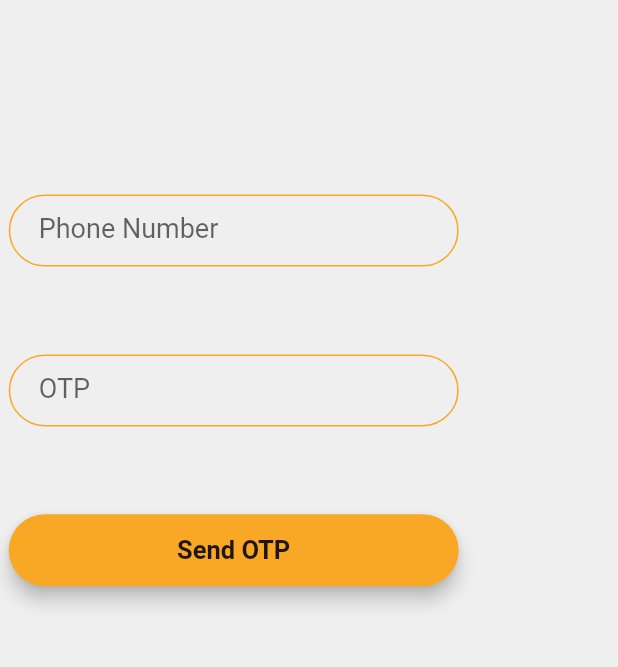
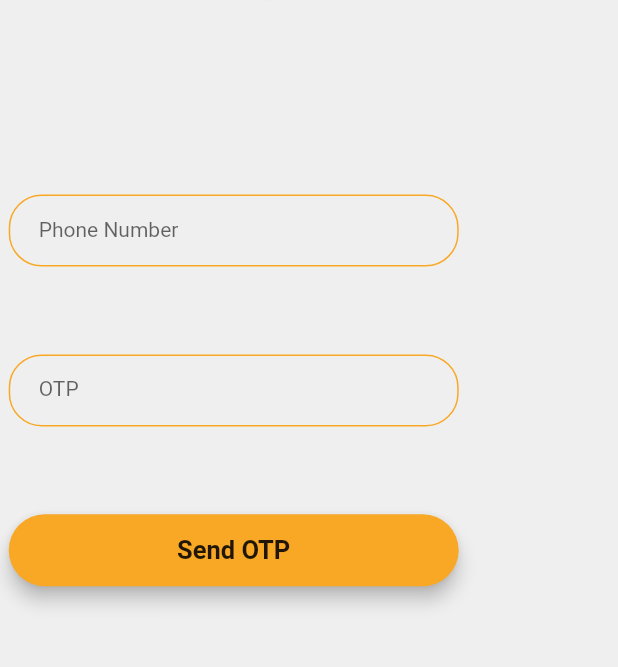
Before and after one commit to gokulr488/fleezy-web, a Flutter app: the screen it shows after launch, on a phone screen of 412 x 824 dp, the part 562-1229 px from its top. Run offline on Flutter 3.47's test engine with Material 2 defaults, Android fonts, the phone set to English and light mode, and no system bars; our stand-ins replace cloud_firestore, dropdown_search, file_picker, firebase_auth, firebase_core, firebase_storage and 2 more; accounts and stored records are empty; Roboto replaces fonts that are missing (Laila).

Commit message:
deps updated UI font and size updated validations added double to int conversions added where necessary

```diff
--- a/lib/Common/UiConstants.dart
+++ b/lib/Common/UiConstants.dart
@@ -23,18 +23,18 @@ const Duration kAnimDuraction = Duration(milliseconds: 350);
 const Cubic kAnimCurve = Curves.easeOut;
 
 const InputDecoration kTextFieldDecoration = InputDecoration(
-  labelStyle: TextStyle(fontSize: 18),
+  labelStyle: TextStyle(fontSize: 14),
   contentPadding: EdgeInsets.symmetric(vertical: 10, horizontal: 20),
   border: OutlineInputBorder(
-    borderRadius: BorderRadius.all(Radius.circular(25)),
+    borderRadius: BorderRadius.all(Radius.circular(22)),
   ),
   enabledBorder: OutlineInputBorder(
     borderSide: BorderSide(color: kHighlightColour),
-    borderRadius: BorderRadius.all(Radius.circular(25)),
+    borderRadius: BorderRadius.all(Radius.circular(22)),
   ),
   focusedBorder: OutlineInputBorder(
     borderSide: BorderSide(color: Color(0xFFd84315), width: 2),
-    borderRadius: BorderRadius.all(Radius.circular(25)),
+    borderRadius: BorderRadius.all(Radius.circular(22)),
   ),
 );
 
--- a/lib/Components/DatePicker.dart
+++ b/lib/Components/DatePicker.dart
@@ -15,7 +15,7 @@ class DatePicker extends StatelessWidget {
         if (label != null)
           Text(label!,
               style:
-                  const TextStyle(fontSize: 16, fontWeight: FontWeight.bold)),
+                  const TextStyle(fontSize: 14, fontWeight: FontWeight.bold)),
         BaseCard(
           cardChild: Container(
             padding: const EdgeInsets.symmetric(horizontal: 30),
@@ -23,7 +23,7 @@ class DatePicker extends StatelessWidget {
             child: Row(
               mainAxisAlignment: MainAxisAlignment.spaceBetween,
               children: [
-                Text(text, style: const TextStyle(fontSize: 20)),
+                Text(text, style: const TextStyle(fontSize: 16)),
                 const Icon(Icons.date_range, color: kHighlightColour, size: 30)
               ],
             ),
--- a/lib/Components/FormFieldWidget.dart
+++ b/lib/Components/FormFieldWidget.dart
@@ -16,10 +16,10 @@ class FormFieldWidget extends StatelessWidget {
         children: [
           Text(fieldName,
               style:
-                  const TextStyle(fontSize: 16, fontWeight: FontWeight.bold)),
+                  const TextStyle(fontSize: 14, fontWeight: FontWeight.bold)),
           const SizedBox(width: 10),
           SizedBox(
-            width: Responsive.isMobile(context) ? 200 : 400,
+            width: Responsive.isMobile(context) ? 200 : 350,
             height: 45,
             child: TextFormField(
               controller: controller,
--- a/lib/Screens/AddTripScreen/AddTripScreen.dart
+++ b/lib/Screens/AddTripScreen/AddTripScreen.dart
@@ -24,7 +24,7 @@ class _AddTripScreenState extends State<AddTripScreen> {
   @override
   Widget build(BuildContext context) {
     return Padding(
-      padding: const EdgeInsets.symmetric(horizontal: 40),
+      padding: const EdgeInsets.symmetric(horizontal: 10),
       child: Column(
         children: [
           Row(mainAxisAlignment: MainAxisAlignment.spaceBetween, children: [
```
Also changed, not shown: lib/Common/Validator.dart (+9 -1 lines), lib/Screens/AddTripScreen/AddTripController.dart (+13 -10 lines), pubspec.yaml (+6 -6 lines), pubspec.lock.
